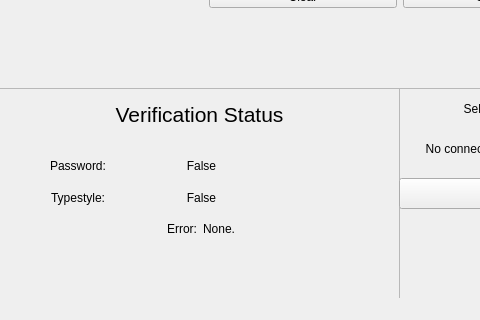
The window that ui/mainwindow.ui (cyc-987/K-Verification) describes before a commit, drawn with Qt 5; both pictures show x 0 to 480 and y 280 to 600 of the 800 by 600 pixel window.
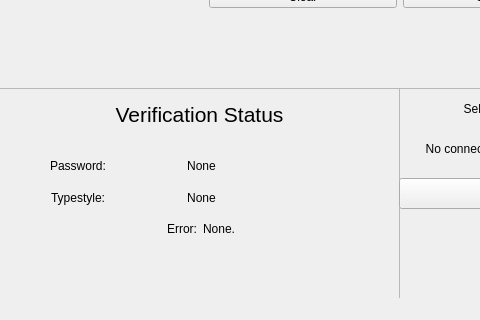
The same window after the commit.

```diff
--- a/ui/mainwindow.ui
+++ b/ui/mainwindow.ui
@@ -270,7 +270,7 @@
         <item>
          <widget class="QLabel" name="label_password_status">
           <property name="text">
-           <string>False</string>
+           <string>None</string>
           </property>
           <property name="alignment">
            <set>Qt::AlignCenter</set>
@@ -310,7 +310,7 @@
         <item>
          <widget class="QLabel" name="label_keyboard_status">
           <property name="text">
-           <string>False</string>
+           <string>None</string>
           </property>
           <property name="alignment">
            <set>Qt::AlignCenter</set>
```
Left out of the diff: 33 changed lines with no effect on the pictures.
